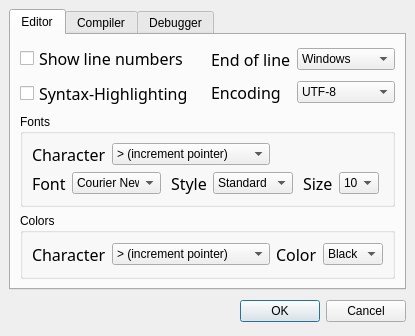
BackupTheBerlios/bf-dev-svn, file trunk/src/settings.ui: the form before one commit.
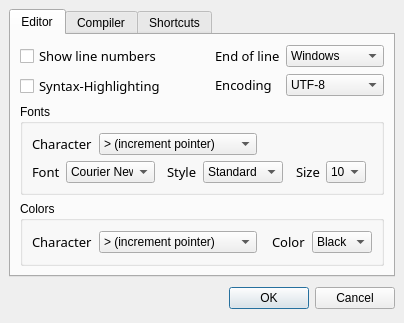
The form after the commit. Icons and pictures are not drawn.

```diff
--- a/trunk/src/settings.ui
+++ b/trunk/src/settings.ui
@@ -65,7 +65,7 @@
              <property name="font" >
               <font>
                <family>Sans Serif</family>
-               <pointsize>12</pointsize>
+               <pointsize>10</pointsize>
                <weight>50</weight>
                <italic>false</italic>
                <bold>false</bold>
@@ -83,7 +83,7 @@
              <property name="font" >
               <font>
                <family>Sans Serif</family>
-               <pointsize>12</pointsize>
+               <pointsize>10</pointsize>
                <weight>50</weight>
                <italic>false</italic>
                <bold>false</bold>
@@ -155,14 +155,25 @@
            <item row="1" column="0" >
             <widget class="QLabel" name="label_5" >
              <property name="text" >
-              <string>&lt;html>&lt;head>&lt;meta name="qrichtext" content="1" />&lt;/head>&lt;body style=" white-space: pre-wrap; font-family:Sans Serif; font-size:9pt; font-weight:400; font-style:normal; text-decoration:none;">&lt;p style=" margin-top:0px; margin-bottom:0px; margin-left:0px; margin-right:0px; -qt-block-indent:0; text-indent:0px;">&lt;span style=" font-size:12pt;">Encoding&lt;/span>&lt;/p>&lt;/body>&lt;/html></string>
+              <string>&lt;html>&lt;head>&lt;meta name="qrichtext" content="1" />&lt;/head>&lt;body style=" white-space: pre-wrap; font-family:Sans Serif; font-size:9pt; font-weight:400; font-style:normal; text-decoration:none;">&lt;p style=" margin-top:0px; margin-bottom:0px; margin-left:0px; margin-right:0px; -qt-block-indent:0; text-indent:0px;">&lt;span style=" font-size:10pt;">Encoding&lt;/span>&lt;/p>&lt;/body>&lt;/html></string>
              </property>
             </widget>
            </item>
            <item row="0" column="0" >
             <widget class="QLabel" name="label_4" >
+             <property name="font" >
+              <font>
+               <family>Sans Serif</family>
+               <pointsize>10</pointsize>
+               <weight>50</weight>
+               <italic>false</italic>
+               <bold>false</bold>
+               <underline>false</underline>
+               <strikeout>false</strikeout>
+              </font>
+             </property>
              <property name="text" >
-              <string>&lt;html>&lt;head>&lt;meta name="qrichtext" content="1" />&lt;/head>&lt;body style=" white-space: pre-wrap; font-family:Sans Serif; font-size:9pt; font-weight:400; font-style:normal; text-decoration:none;">&lt;p style=" margin-top:0px; margin-bottom:0px; margin-left:0px; margin-right:0px; -qt-block-indent:0; text-indent:0px;">&lt;span style=" font-size:12pt;">End of line&lt;/span>&lt;/p>&lt;/body>&lt;/html></string>
+              <string>&lt;html>&lt;head>&lt;meta name="qrichtext" content="1" />&lt;/head>&lt;body style=" white-space: pre-wrap; font-family:Sans Serif; font-size:10pt; font-weight:400; font-style:normal; text-decoration:none;">&lt;p style=" margin-top:0px; margin-bottom:0px; margin-left:0px; margin-right:0px; -qt-block-indent:0; text-indent:0px; font-size:9pt;">&lt;span style=" font-size:10pt;">End of line&lt;/span>&lt;/p>&lt;/body>&lt;/html></string>
              </property>
             </widget>
            </item>
@@ -193,7 +204,7 @@
             <item>
              <widget class="QLabel" name="label_6" >
               <property name="text" >
-               <string>&lt;html>&lt;head>&lt;meta name="qrichtext" content="1" />&lt;/head>&lt;body style=" white-space: pre-wrap; font-family:Sans Serif; font-size:9pt; font-weight:400; font-style:normal; text-decoration:none;">&lt;p style=" margin-top:0px; margin-bottom:0px; margin-left:0px; margin-right:0px; -qt-block-indent:0; text-indent:0px;">&lt;span style=" font-size:12pt;">Character&lt;/span>&lt;/p>&lt;/body>&lt;/html></string>
+               <string>&lt;html>&lt;head>&lt;meta name="qrichtext" content="1" />&lt;/head>&lt;body style=" white-space: pre-wrap; font-family:Sans Serif; font-size:9pt; font-weight:400; font-style:normal; text-decoration:none;">&lt;p style=" margin-top:0px; margin-bottom:0px; margin-left:0px; margin-right:0px; -qt-block-indent:0; text-indent:0px;">&lt;span style=" font-size:10pt;">Character&lt;/span>&lt;/p>&lt;/body>&lt;/html></string>
               </property>
              </widget>
             </item>
@@ -267,7 +278,7 @@
             <item>
              <widget class="QLabel" name="label_7" >
               <property name="text" >
-               <string>&lt;html>&lt;head>&lt;meta name="qrichtext" content="1" />&lt;/head>&lt;body style=" white-space: pre-wrap; font-family:Sans Serif; font-size:9pt; font-weight:400; font-style:normal; text-decoration:none;">&lt;p style=" margin-top:0px; margin-bottom:0px; margin-left:0px; margin-right:0px; -qt-block-indent:0; text-indent:0px;">&lt;span style=" font-size:12pt;">Font&lt;/span>&lt;/p>&lt;/body>&lt;/html></string>
+               <string>&lt;html>&lt;head>&lt;meta name="qrichtext" content="1" />&lt;/head>&lt;body style=" white-space: pre-wrap; font-family:Sans Serif; font-size:9pt; font-weight:400; font-style:normal; text-decoration:none;">&lt;p style=" margin-top:0px; margin-bottom:0px; margin-left:0px; margin-right:0px; -qt-block-indent:0; text-indent:0px;">&lt;span style=" font-size:10pt;">Font&lt;/span>&lt;/p>&lt;/body>&lt;/html></string>
               </property>
              </widget>
             </item>
@@ -302,7 +313,7 @@
             <item>
              <widget class="QLabel" name="label_8" >
               <property name="text" >
-               <string>&lt;html>&lt;head>&lt;meta name="qrichtext" content="1" />&lt;/head>&lt;body style=" white-space: pre-wrap; font-family:Sans Serif; font-size:9pt; font-weight:400; font-style:normal; text-decoration:none;">&lt;p style=" margin-top:0px; margin-bottom:0px; margin-left:0px; margin-right:0px; -qt-block-indent:0; text-indent:0px;">&lt;span style=" font-size:12pt;">Style&lt;/span>&lt;/p>&lt;/body>&lt;/html></string>
+               <string>&lt;html>&lt;head>&lt;meta name="qrichtext" content="1" />&lt;/head>&lt;body style=" white-space: pre-wrap; font-family:Sans Serif; font-size:9pt; font-weight:400; font-style:normal; text-decoration:none;">&lt;p style=" margin-top:0px; margin-bottom:0px; margin-left:0px; margin-right:0px; -qt-block-indent:0; text-indent:0px;">&lt;span style=" font-size:10pt;">Style&lt;/span>&lt;/p>&lt;/body>&lt;/html></string>
               </property>
              </widget>
             </item>
@@ -352,7 +363,7 @@
             <item>
              <widget class="QLabel" name="label_9" >
               <property name="text" >
-               <string>&lt;html>&lt;head>&lt;meta name="qrichtext" content="1" />&lt;/head>&lt;body style=" white-space: pre-wrap; font-family:Sans Serif; font-size:9pt; font-weight:400; font-style:normal; text-decoration:none;">&lt;p style=" margin-top:0px; margin-bottom:0px; margin-left:0px; margin-right:0px; -qt-block-indent:0; text-indent:0px;">&lt;span style=" font-size:12pt;">Size&lt;/span>&lt;/p>&lt;/body>&lt;/html></string>
+               <string>&lt;html>&lt;head>&lt;meta name="qrichtext" content="1" />&lt;/head>&lt;body style=" white-space: pre-wrap; font-family:Sans Serif; font-size:9pt; font-weight:400; font-style:normal; text-decoration:none;">&lt;p style=" margin-top:0px; margin-bottom:0px; margin-left:0px; margin-right:0px; -qt-block-indent:0; text-indent:0px;">&lt;span style=" font-size:10pt;">Size&lt;/span>&lt;/p>&lt;/body>&lt;/html></string>
               </property>
              </widget>
             </item>
@@ -422,7 +433,7 @@
             <item>
              <widget class="QLabel" name="label_10" >
               <property name="text" >
-               <string>&lt;html>&lt;head>&lt;meta name="qrichtext" content="1" />&lt;/head>&lt;body style=" white-space: pre-wrap; font-family:Sans Serif; font-size:9pt; font-weight:400; font-style:normal; text-decoration:none;">&lt;p style=" margin-top:0px; margin-bottom:0px; margin-left:0px; margin-right:0px; -qt-block-indent:0; text-indent:0px;">&lt;span style=" font-size:12pt;">Character&lt;/span>&lt;/p>&lt;/body>&lt;/html></string>
+               <string>&lt;html>&lt;head>&lt;meta name="qrichtext" content="1" />&lt;/head>&lt;body style=" white-space: pre-wrap; font-family:Sans Serif; font-size:9pt; font-weight:400; font-style:normal; text-decoration:none;">&lt;p style=" margin-top:0px; margin-bottom:0px; margin-left:0px; margin-right:0px; -qt-block-indent:0; text-indent:0px;">&lt;span style=" font-size:10pt;">Character&lt;/span>&lt;/p>&lt;/body>&lt;/html></string>
               </property>
              </widget>
             </item>
@@ -486,7 +497,7 @@
             <item>
              <widget class="QLabel" name="label_11" >
               <property name="text" >
-               <string>&lt;html>&lt;head>&lt;meta name="qrichtext" content="1" />&lt;/head>&lt;body style=" white-space: pre-wrap; font-family:Sans Serif; font-size:9pt; font-weight:400; font-style:normal; text-decoration:none;">&lt;p style=" margin-top:0px; margin-bottom:0px; margin-left:0px; margin-right:0px; -qt-block-indent:0; text-indent:0px;">&lt;span style=" font-size:12pt;">Color&lt;/span>&lt;/p>&lt;/body>&lt;/html></string>
+               <string>&lt;html>&lt;head>&lt;meta name="qrichtext" content="1" />&lt;/head>&lt;body style=" white-space: pre-wrap; font-family:Sans Serif; font-size:9pt; font-weight:400; font-style:normal; text-decoration:none;">&lt;p style=" margin-top:0px; margin-bottom:0px; margin-left:0px; margin-right:0px; -qt-block-indent:0; text-indent:0px;">&lt;span style=" font-size:10pt;">Color&lt;/span>&lt;/p>&lt;/body>&lt;/html></string>
               </property>
              </widget>
             </item>
@@ -706,7 +717,7 @@
      </widget>
      <widget class="QWidget" name="tab_4" >
       <attribute name="title" >
-       <string>Debugger</string>
+       <string>Shortcuts</string>
       </attribute>
      </widget>
     </widget>
```
Left out of the diff: 8 changed lines with no effect on the pictures.
